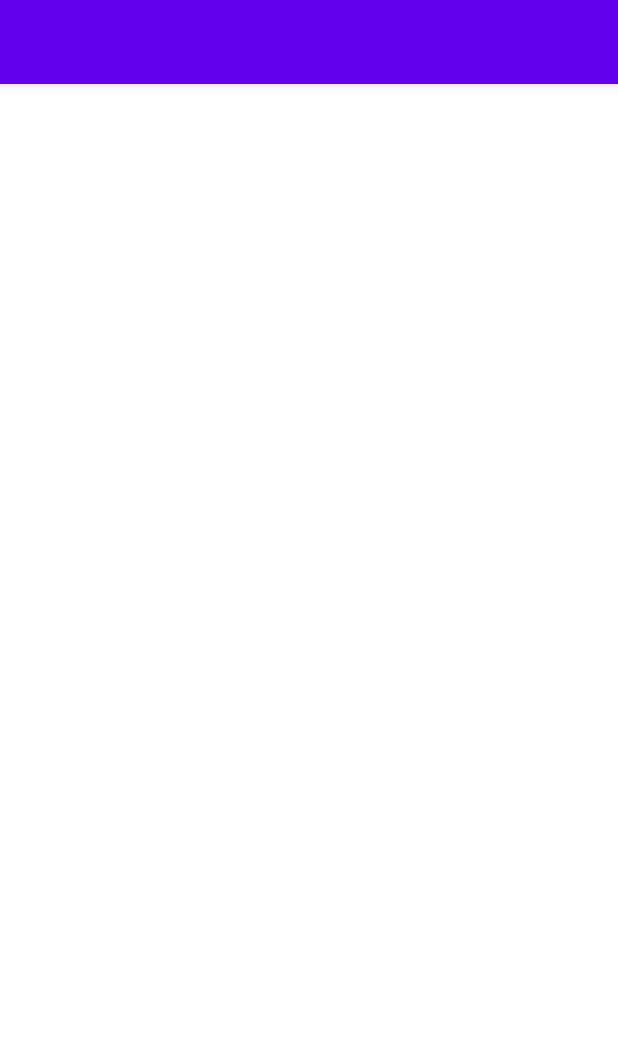
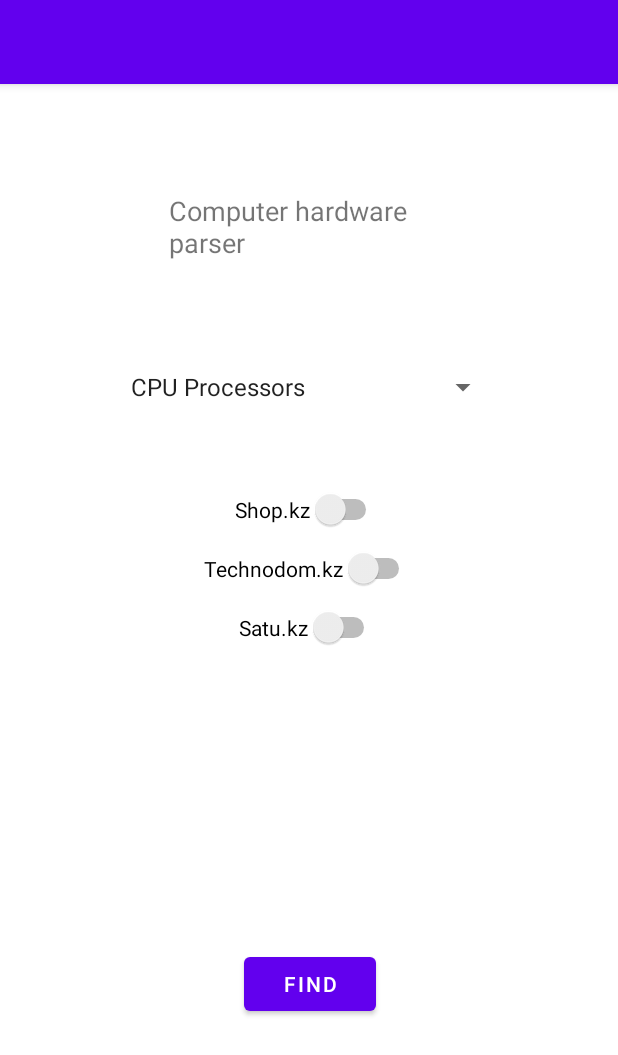
Before and after one commit to selfAlex/Android-parser, an Android app: the screen it shows after launch (MainActivity), on a phone screen of 412 x 824 dp. Shown: the top 1055 px of the screen. Run offline under Robolectric (Android 15) with nearby library versions, the light colour scheme and no system bars.

Commit message:
Title, hardware selection, store selection, button

```diff
--- a/app/src/main/res/layout/activity_main.xml
+++ b/app/src/main/res/layout/activity_main.xml
@@ -4,4 +4,71 @@
     xmlns:tools="http://schemas.android.com/tools"
     android:layout_width="match_parent"
     android:layout_height="match_parent"
-    tools:context=".MainActivity"/>
+    tools:context=".MainActivity">
+
+    <TextView
+        android:id="@+id/textViewTitle"
+        android:layout_width="187dp"
+        android:layout_height="62dp"
+        android:layout_marginTop="72dp"
+        android:text="@string/computer_hardware_parser"
+        android:textSize="18sp"
+        app:layout_constraintEnd_toEndOf="parent"
+        app:layout_constraintStart_toStartOf="parent"
+        app:layout_constraintTop_toTopOf="parent" />
+
+    <Spinner
+        android:id="@+id/spinnerHardware"
+        android:layout_width="253dp"
+        android:layout_height="52dp"
+        android:layout_marginTop="42dp"
+        android:entries="@array/hardware"
+        app:layout_constraintEnd_toEndOf="parent"
+        app:layout_constraintStart_toStartOf="parent"
+
+        app:layout_constraintTop_toBottomOf="@+id/textViewTitle" />
+
+    <Switch
+        android:id="@+id/switchShop"
+        android:layout_width="wrap_content"
+        android:layout_height="wrap_content"
+        android:layout_marginTop="42dp"
+        android:text="@string/shop_kz"
+        app:layout_constraintEnd_toEndOf="parent"
+        app:layout_constraintHorizontal_bias="0.498"
+        app:layout_constraintStart_toStartOf="parent"
+        app:layout_constraintTop_toBottomOf="@+id/spinnerHardware" />
+
+    <Switch
+        android:id="@+id/switchTechnodom"
+        android:layout_width="wrap_content"
+        android:layout_height="wrap_content"
+        android:layout_marginTop="12dp"
+        android:text="@string/technodom_kz"
+        app:layout_constraintEnd_toEndOf="parent"
+        app:layout_constraintStart_toStartOf="parent"
+        app:layout_constraintTop_toBottomOf="@+id/switchShop" />
+
+    <Switch
+        android:id="@+id/switchSatu"
+        android:layout_width="wrap_content"
+        android:layout_height="wrap_content"
+        android:layout_marginTop="12dp"
+        android:text="@string/satu_kz"
+        app:layout_constraintEnd_toEndOf="parent"
+        app:layout_constraintStart_toStartOf="parent"
+        app:layout_constraintTop_toBottomOf="@+id/switchTechnodom" />
+
+    <Button
+        android:id="@+id/button"
+        android:layout_width="wrap_content"
+        android:layout_height="wrap_content"
+        android:layout_marginBottom="144dp"
+        android:text="@string/find"
+        app:layout_constraintBottom_toBottomOf="parent"
+        app:layout_constraintEnd_toEndOf="parent"
+        app:layout_constraintHorizontal_bias="0.503"
+        app:layout_constraintStart_toStartOf="parent" />
+
+
+</androidx.constraintlayout.widget.ConstraintLayout>
```
